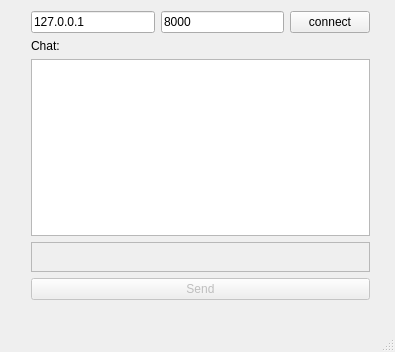
Before: the Qt Designer form Applications/ctkEventBusDemo/ctkEventBusDemoMainWindow.ui in commontk/CTK, drawn with Qt 5.
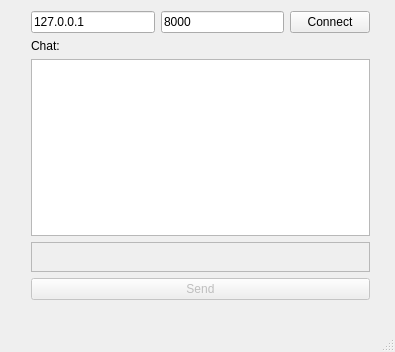
After: the same form once the commit is applied.

```diff
--- a/Applications/ctkEventBusDemo/ctkEventBusDemoMainWindow.ui
+++ b/Applications/ctkEventBusDemo/ctkEventBusDemoMainWindow.ui
@@ -61,7 +61,7 @@
        <item>
         <widget class="QPushButton" name="connectButton">
          <property name="text">
-          <string>connect</string>
+          <string>Connect</string>
          </property>
         </widget>
        </item>
```
Left out of the diff: 6 changed lines with no effect on the pictures.
